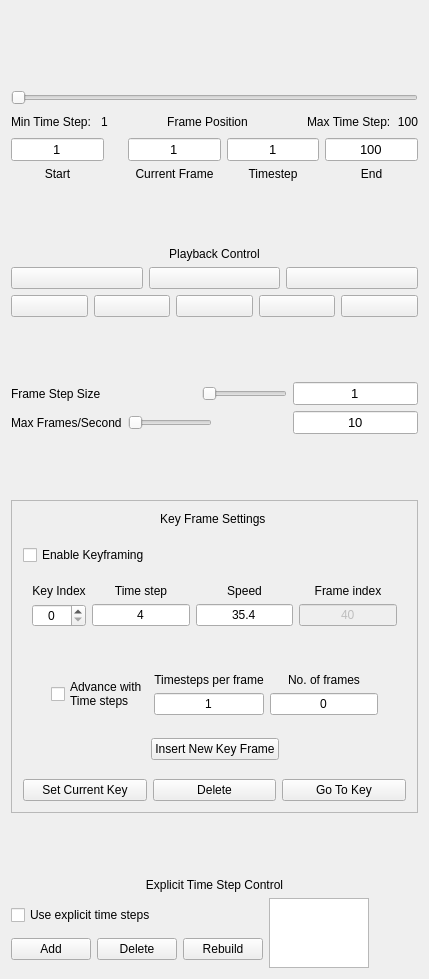
Above: apps/vaporgui/animationTab.ui from StasJ/vapor-formatted before the change. Below: the same form after it.
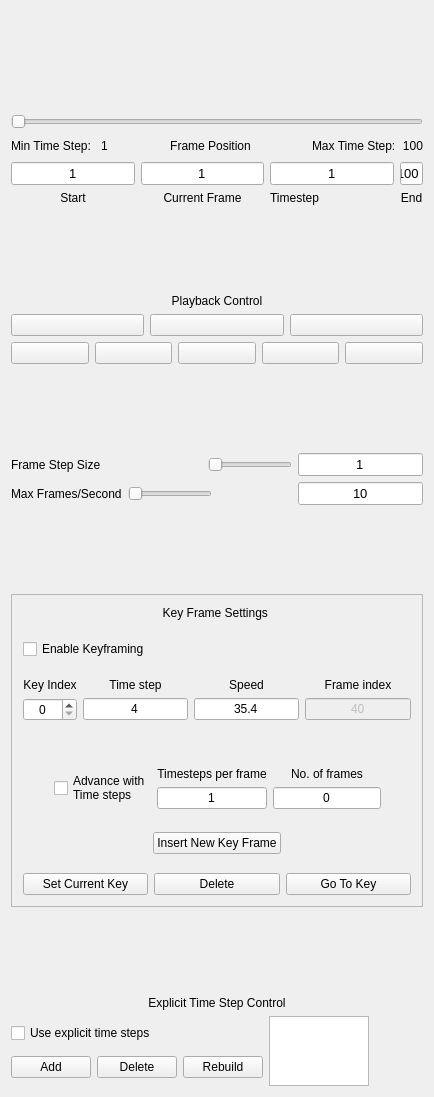
That is the form after the change. Icons and pictures are not drawn.

Diff of the .ui file:
```diff
--- a/apps/vaporgui/animationTab.ui
+++ b/apps/vaporgui/animationTab.ui
@@ -6,12 +6,12 @@
    <rect>
     <x>0</x>
     <y>0</y>
-    <width>429</width>
-    <height>979</height>
+    <width>434</width>
+    <height>1097</height>
    </rect>
   </property>
   <property name="sizePolicy">
-   <sizepolicy hsizetype="MinimumExpanding" vsizetype="MinimumExpanding">
+   <sizepolicy hsizetype="Minimum" vsizetype="Fixed">
     <horstretch>0</horstretch>
     <verstretch>0</verstretch>
    </sizepolicy>
@@ -24,7 +24,7 @@
   </property>
   <property name="maximumSize">
    <size>
-    <width>550</width>
+    <width>16777215</width>
     <height>32767</height>
    </size>
   </property>
@@ -79,6 +79,12 @@
      </item>
      <item>
       <widget class="QSlider" name="animationSlider">
+       <property name="sizePolicy">
+        <sizepolicy hsizetype="Minimum" vsizetype="Fixed">
+         <horstretch>0</horstretch>
+         <verstretch>0</verstretch>
+        </sizepolicy>
+       </property>
        <property name="toolTip">
         <string>Slider indicates current animation timestep between start and end</string>
        </property>
@@ -97,6 +103,12 @@
       <layout class="QHBoxLayout">
        <item>
         <widget class="QLabel" name="minframeLabel">
+         <property name="sizePolicy">
+          <sizepolicy hsizetype="Minimum" vsizetype="Preferred">
+           <horstretch>0</horstretch>
+           <verstretch>0</verstretch>
+          </sizepolicy>
+         </property>
          <property name="toolTip">
           <string>&lt;!DOCTYPE HTML PUBLIC &quot;-//W3C//DTD HTML 4.0//EN&quot; &quot;http://www.w3.org/TR/REC-html40/strict.dtd&quot;&gt;
 &lt;html&gt;&lt;head&gt;&lt;meta name=&quot;qrichtext&quot; content=&quot;1&quot; /&gt;&lt;style type=&quot;text/css&quot;&gt;
@@ -115,6 +127,12 @@
        </item>
        <item>
         <widget class="QLabel" name="minFrameLabel">
+         <property name="sizePolicy">
+          <sizepolicy hsizetype="Minimum" vsizetype="Preferred">
+           <horstretch>0</horstretch>
+           <verstretch>0</verstretch>
+          </sizepolicy>
+         </property>
          <property name="toolTip">
           <string>&lt;!DOCTYPE HTML PUBLIC &quot;-//W3C//DTD HTML 4.0//EN&quot; &quot;http://www.w3.org/TR/REC-html40/strict.dtd&quot;&gt;
 &lt;html&gt;&lt;head&gt;&lt;meta name=&quot;qrichtext&quot; content=&quot;1&quot; /&gt;&lt;style type=&quot;text/css&quot;&gt;
@@ -152,6 +170,12 @@
        </item>
        <item>
         <widget class="QLabel" name="playbac">
+         <property name="sizePolicy">
+          <sizepolicy hsizetype="Minimum" vsizetype="Preferred">
+           <horstretch>0</horstretch>
+           <verstretch>0</verstretch>
+          </sizepolicy>
+         </property>
          <property name="text">
           <string>Frame Position</string>
          </property>
@@ -181,6 +205,12 @@
        </item>
        <item>
         <widget class="QLabel" name="maxframeLabel">
+         <property name="sizePolicy">
+          <sizepolicy hsizetype="Minimum" vsizetype="Preferred">
+           <horstretch>0</horstretch>
+           <verstretch>0</verstretch>
+          </sizepolicy>
+         </property>
          <property name="toolTip">
           <string>&lt;!DOCTYPE HTML PUBLIC &quot;-//W3C//DTD HTML 4.0//EN&quot; &quot;http://www.w3.org/TR/REC-html40/strict.dtd&quot;&gt;
 &lt;html&gt;&lt;head&gt;&lt;meta name=&quot;qrichtext&quot; content=&quot;1&quot; /&gt;&lt;style type=&quot;text/css&quot;&gt;
@@ -199,6 +229,12 @@
        </item>
        <item>
         <widget class="QLabel" name="maxFrameLabel">
+         <property name="sizePolicy">
+          <sizepolicy hsizetype="Maximum" vsizetype="Preferred">
+           <horstretch>0</horstretch>
+           <verstretch>0</verstretch>
+          </sizepolicy>
+         </property>
          <property name="toolTip">
           <string>&lt;!DOCTYPE HTML PUBLIC &quot;-//W3C//DTD HTML 4.0//EN&quot; &quot;http://www.w3.org/TR/REC-html40/strict.dtd&quot;&gt;
 &lt;html&gt;&lt;head&gt;&lt;meta name=&quot;qrichtext&quot; content=&quot;1&quot; /&gt;&lt;style type=&quot;text/css&quot;&gt;
@@ -226,6 +262,12 @@
         <layout class="QVBoxLayout">
          <item>
           <widget class="QLineEdit" name="startFrameEdit">
+           <property name="sizePolicy">
+            <sizepolicy hsizetype="Minimum" vsizetype="Fixed">
+             <horstretch>0</horstretch>
+             <verstretch>0</verstretch>
+            </sizepolicy>
+           </property>
            <property name="font">
             <font>
              <pointsize>10</pointsize>
@@ -247,6 +289,12 @@
          </item>
          <item>
           <widget class="QLabel" name="textLabel2">
+           <property name="sizePolicy">
+            <sizepolicy hsizetype="Minimum" vsizetype="Preferred">
+             <horstretch>0</horstretch>
+             <verstretch>0</verstretch>
+            </sizepolicy>
+           </property>
            <property name="toolTip">
             <string>First time step of animation</string>
            </property>
@@ -286,6 +334,12 @@
         <layout class="QVBoxLayout">
          <item>
           <widget class="QLineEdit" name="currentFrameEdit">
+           <property name="sizePolicy">
+            <sizepolicy hsizetype="Minimum" vsizetype="Fixed">
+             <horstretch>0</horstretch>
+             <verstretch>0</verstretch>
+            </sizepolicy>
+           </property>
            <property name="font">
             <font>
              <pointsize>10</pointsize>
@@ -307,6 +361,12 @@
          </item>
          <item>
           <widget class="QLabel" name="textLabel3">
+           <property name="sizePolicy">
+            <sizepolicy hsizetype="Minimum" vsizetype="Preferred">
+             <horstretch>0</horstretch>
+             <verstretch>0</verstretch>
+            </sizepolicy>
+           </property>
            <property name="toolTip">
             <string>Currently displayed time step</string>
            </property>
@@ -330,6 +390,12 @@
         <layout class="QVBoxLayout" name="_2">
          <item>
           <widget class="QLineEdit" name="currentTimestepEdit">
+           <property name="sizePolicy">
+            <sizepolicy hsizetype="Minimum" vsizetype="Fixed">
+             <horstretch>0</horstretch>
+             <verstretch>0</verstretch>
+            </sizepolicy>
+           </property>
            <property name="font">
             <font>
              <pointsize>10</pointsize>
@@ -357,6 +423,12 @@
          </item>
          <item>
           <widget class="QLabel" name="textLabel3_3">
+           <property name="sizePolicy">
+            <sizepolicy hsizetype="Fixed" vsizetype="Preferred">
+             <horstretch>0</horstretch>
+             <verstretch>0</verstretch>
+            </sizepolicy>
+           </property>
            <property name="toolTip">
             <string>Currently displayed time step</string>
            </property>
@@ -396,6 +468,12 @@
         <layout class="QVBoxLayout">
          <item>
           <widget class="QLineEdit" name="endFrameEdit">
+           <property name="sizePolicy">
+            <sizepolicy hsizetype="Maximum" vsizetype="Fixed">
+             <horstretch>0</horstretch>
+             <verstretch>0</verstretch>
+            </sizepolicy>
+           </property>
            <property name="font">
             <font>
              <pointsize>10</pointsize>
@@ -417,6 +495,12 @@
          </item>
          <item>
           <widget class="QLabel" name="textLabel4">
+           <property name="sizePolicy">
+            <sizepolicy hsizetype="Minimum" vsizetype="Preferred">
+             <horstretch>0</horstretch>
+             <verstretch>0</verstretch>
+            </sizepolicy>
+           </property>
            <property name="toolTip">
             <string>Ending time step of animation</string>
            </property>
@@ -456,6 +540,12 @@
      </item>
      <item>
       <widget class="QLabel" name="textLabel9">
+       <property name="sizePolicy">
+        <sizepolicy hsizetype="Minimum" vsizetype="Preferred">
+         <horstretch>0</horstretch>
+         <verstretch>0</verstretch>
+        </sizepolicy>
+       </property>
        <property name="text">
         <string>Playback Control</string>
        </property>
@@ -663,6 +753,12 @@
       <layout class="QHBoxLayout" name="horizontalLayout_9">
        <item>
         <widget class="QLabel" name="textLabel3_2">
+         <property name="sizePolicy">
+          <sizepolicy hsizetype="Minimum" vsizetype="Preferred">
+           <horstretch>0</horstretch>
+           <verstretch>0</verstretch>
+          </sizepolicy>
+         </property>
          <property name="minimumSize">
           <size>
            <width>100</width>
@@ -695,6 +791,12 @@
        </item>
        <item>
         <widget class="QSlider" name="frameStepSlider">
+         <property name="sizePolicy">
+          <sizepolicy hsizetype="Fixed" vsizetype="Fixed">
+           <horstretch>0</horstretch>
+           <verstretch>0</verstretch>
+          </sizepolicy>
+         </property>
          <property name="toolTip">
           <string>Step size between successive frames</string>
          </property>
@@ -724,7 +826,7 @@
          <item>
           <widget class="QLineEdit" name="frameStepEdit">
            <property name="sizePolicy">
-            <sizepolicy hsizetype="Preferred" vsizetype="Fixed">
+            <sizepolicy hsizetype="Minimum" vsizetype="Fixed">
              <horstretch>0</horstretch>
              <verstretch>0</verstretch>
             </sizepolicy>
@@ -760,6 +862,12 @@
       <layout class="QHBoxLayout">
        <item>
         <widget class="QLabel" name="textLabel5">
+         <property name="sizePolicy">
+          <sizepolicy hsizetype="Minimum" vsizetype="Preferred">
+           <horstretch>0</horstretch>
+           <verstretch>0</verstretch>
+          </sizepolicy>
+         </property>
          <property name="minimumSize">
           <size>
            <width>100</width>
@@ -779,6 +887,12 @@
        </item>
        <item>
         <widget class="QSlider" name="maxFrameRateSlider">
+         <property name="sizePolicy">
+          <sizepolicy hsizetype="Minimum" vsizetype="Fixed">
+           <horstretch>0</horstretch>
+           <verstretch>0</verstretch>
+          </sizepolicy>
+         </property>
          <property name="toolTip">
           <string>Step size between successive frames</string>
          </property>
@@ -816,7 +930,7 @@
        <item>
         <widget class="QLineEdit" name="maxFrameRateEdit">
          <property name="sizePolicy">
-          <sizepolicy hsizetype="Preferred" vsizetype="Fixed">
+          <sizepolicy hsizetype="Minimum" vsizetype="Fixed">
            <horstretch>0</horstretch>
            <verstretch>0</verstretch>
           </sizepolicy>
@@ -857,6 +971,12 @@
      </item>
      <item>
       <widget class="QFrame" name="frame">
+       <property name="sizePolicy">
+        <sizepolicy hsizetype="Fixed" vsizetype="Preferred">
+         <horstretch>0</horstretch>
+         <verstretch>0</verstretch>
+        </sizepolicy>
+       </property>
        <property name="toolTip">
         <string>&lt;!DOCTYPE HTML PUBLIC &quot;-//W3C//DTD HTML 4.0//EN&quot; &quot;http://www.w3.org/TR/REC-html40/strict.dtd&quot;&gt;
 &lt;html&gt;&lt;head&gt;&lt;meta name=&quot;qrichtext&quot; content=&quot;1&quot; /&gt;&lt;style type=&quot;text/css&quot;&gt;
@@ -885,6 +1005,12 @@
          <layout class="QVBoxLayout" name="verticalLayout_2">
           <item>
            <widget class="QLabel" name="label">
+            <property name="sizePolicy">
+             <sizepolicy hsizetype="Minimum" vsizetype="Preferred">
+              <horstretch>0</horstretch>
+              <verstretch>0</verstretch>
+             </sizepolicy>
+            </property>
             <property name="text">
              <string>Key Frame Settings </string>
             </property>
@@ -979,6 +1105,12 @@
              <layout class="QGridLayout" name="gridLayout">
               <item row="0" column="0">
                <widget class="QLabel" name="label_2">
+                <property name="sizePolicy">
+                 <sizepolicy hsizetype="Minimum" vsizetype="Preferred">
+                  <horstretch>0</horstretch>
+                  <verstretch>0</verstretch>
+                 </sizepolicy>
+                </property>
                 <property name="toolTip">
                  <string>&lt;!DOCTYPE HTML PUBLIC &quot;-//W3C//DTD HTML 4.0//EN&quot; &quot;http://www.w3.org/TR/REC-html40/strict.dtd&quot;&gt;
 &lt;html&gt;&lt;head&gt;&lt;meta name=&quot;qrichtext&quot; content=&quot;1&quot; /&gt;&lt;style type=&quot;text/css&quot;&gt;
@@ -1003,6 +1135,12 @@
               </item>
               <item row="0" column="1">
                <widget class="QLabel" name="label_3">
+                <property name="sizePolicy">
+                 <sizepolicy hsizetype="Minimum" vsizetype="Preferred">
+                  <horstretch>0</horstretch>
+                  <verstretch>0</verstretch>
+                 </sizepolicy>
+                </property>
                 <property name="toolTip">
                  <string>&lt;!DOCTYPE HTML PUBLIC &quot;-//W3C//DTD HTML 4.0//EN&quot; &quot;http://www.w3.org/TR/REC-html40/strict.dtd&quot;&gt;
 &lt;html&gt;&lt;head&gt;&lt;meta name=&quot;qrichtext&quot; content=&quot;1&quot; /&gt;&lt;style type=&quot;text/css&quot;&gt;
@@ -1027,6 +1165,12 @@
               </item>
               <item row="0" column="2">
                <widget class="QLabel" name="label_5">
+                <property name="sizePolicy">
+                 <sizepolicy hsizetype="Minimum" vsizetype="Preferred">
+                  <horstretch>0</horstretch>
+                  <verstretch>0</verstretch>
+                 </sizepolicy>
+                </property>
                 <property name="toolTip">
                  <string>&lt;!DOCTYPE HTML PUBLIC &quot;-//W3C//DTD HTML 4.0//EN&quot; &quot;http://www.w3.org/TR/REC-html40/strict.dtd&quot;&gt;
 &lt;html&gt;&lt;head&gt;&lt;meta name=&quot;qrichtext&quot; content=&quot;1&quot; /&gt;&lt;style type=&quot;text/css&quot;&gt;
@@ -1051,6 +1195,12 @@
               </item>
               <item row="0" column="3">
                <widget class="QLabel" name="label_4">
+                <property name="sizePolicy">
+                 <sizepolicy hsizetype="Minimum" vsizetype="Preferred">
+                  <horstretch>0</horstretch>
+                  <verstretch>0</verstretch>
+                 </sizepolicy>
+                </property>
                 <property name="toolTip">
                  <string>&lt;!DOCTYPE HTML PUBLIC &quot;-//W3C//DTD HTML 4.0//EN&quot; &quot;http://www.w3.org/TR/REC-html40/strict.dtd&quot;&gt;
 &lt;html&gt;&lt;head&gt;&lt;meta name=&quot;qrichtext&quot; content=&quot;1&quot; /&gt;&lt;style type=&quot;text/css&quot;&gt;
@@ -1102,6 +1252,12 @@
               </item>
               <item row="1" column="1">
                <widget class="QLineEdit" name="keyTimestepEdit">
+                <property name="sizePolicy">
+                 <sizepolicy hsizetype="Fixed" vsizetype="Fixed">
+                  <horstretch>0</horstretch>
+                  <verstretch>0</verstretch>
+                 </sizepolicy>
+                </property>
                 <property name="toolTip">
                  <string>&lt;!DOCTYPE HTML PUBLIC &quot;-//W3C//DTD HTML 4.0//EN&quot; &quot;http://www.w3.org/TR/REC-html40/strict.dtd&quot;&gt;
 &lt;html&gt;&lt;head&gt;&lt;meta name=&quot;qrichtext&quot; content=&quot;1&quot; /&gt;&lt;style type=&quot;text/css&quot;&gt;
@@ -1126,6 +1282,12 @@
               </item>
               <item row="1" column="2">
                <widget class="QLineEdit" name="speedEdit">
+                <property name="sizePolicy">
+                 <sizepolicy hsizetype="Minimum" vsizetype="Fixed">
+                  <horstretch>0</horstretch>
+                  <verstretch>0</verstretch>
+                 </sizepolicy>
+                </property>
                 <property name="toolTip">
                  <string>&lt;!DOCTYPE HTML PUBLIC &quot;-//W3C//DTD HTML 4.0//EN&quot; &quot;http://www.w3.org/TR/REC-html40/strict.dtd&quot;&gt;
 &lt;html&gt;&lt;head&gt;&lt;meta name=&quot;qrichtext&quot; content=&quot;1&quot; /&gt;&lt;style type=&quot;text/css&quot;&gt;
@@ -1153,6 +1315,12 @@
                 <property name="enabled">
                  <bool>false</bool>
                 </property>
+                <property name="sizePolicy">
+                 <sizepolicy hsizetype="Minimum" vsizetype="Fixed">
+                  <horstretch>0</horstretch>
+                  <verstretch>0</verstretch>
+                 </sizepolicy>
+                </property>
                 <property name="toolTip">
                  <string>&lt;!DOCTYPE HTML PUBLIC &quot;-//W3C//DTD HTML 4.0//EN&quot; &quot;http://www.w3.org/TR/REC-html40/strict.dtd&quot;&gt;
 &lt;html&gt;&lt;head&gt;&lt;meta name=&quot;qrichtext&quot; content=&quot;1&quot; /&gt;&lt;style type=&quot;text/css&quot;&gt;
@@ -1238,6 +1406,12 @@
              <layout class="QVBoxLayout" name="verticalLayout_3">
               <item>
                <widget class="QLabel" name="label_6">
+                <property name="sizePolicy">
+                 <sizepolicy hsizetype="Minimum" vsizetype="Preferred">
+                  <horstretch>0</horstretch>
+                  <verstretch>0</verstretch>
+                 </sizepolicy>
+                </property>
                 <property name="text">
                  <string>Timesteps per frame</string>
                 </property>
@@ -1248,6 +1422,12 @@
               </item>
               <item>
                <widget class="QLineEdit" name="timestepRateEdit">
+                <property name="sizePolicy">
+                 <sizepolicy hsizetype="Minimum" vsizetype="Fixed">
+                  <horstretch>0</horstretch>
+                  <verstretch>0</verstretch>
+                 </sizepolicy>
+                </property>
                 <property name="toolTip">
                  <string>Specify time step change per frame when frame numbers are advancing with time step, between the previous keyframe and the current keyframe.</string>
                 </property>
@@ -1265,6 +1445,12 @@
              <layout class="QVBoxLayout" name="verticalLayout">
               <item>
                <widget class="QLabel" name="label_7">
+                <property name="sizePolicy">
+                 <sizepolicy hsizetype="Minimum" vsizetype="Preferred">
+                  <horstretch>0</horstretch>
+                  <verstretch>0</verstretch>
+                 </sizepolicy>
+                </property>
                 <property name="toolTip">
                  <string>&lt;!DOCTYPE HTML PUBLIC &quot;-//W3C//DTD HTML 4.0//EN&quot; &quot;http://www.w3.org/TR/REC-html40/strict.dtd&quot;&gt;
 &lt;html&gt;&lt;head&gt;&lt;meta name=&quot;qrichtext&quot; content=&quot;1&quot; /&gt;&lt;style type=&quot;text/css&quot;&gt;
@@ -1289,6 +1475,12 @@
               </item>
               <item>
                <widget class="QLineEdit" name="numFramesEdit">
+                <property name="sizePolicy">
+                 <sizepolicy hsizetype="Minimum" vsizetype="Fixed">
+                  <horstretch>0</horstretch>
+                  <verstretch>0</verstretch>
+                 </sizepolicy>
+                </property>
                 <property name="toolTip">
                  <string>&lt;!DOCTYPE HTML PUBLIC &quot;-//W3C//DTD HTML 4.0//EN&quot; &quot;http://www.w3.org/TR/REC-html40/strict.dtd&quot;&gt;
 &lt;html&gt;&lt;head&gt;&lt;meta name=&quot;qrichtext&quot; content=&quot;1&quot; /&gt;&lt;style type=&quot;text/css&quot;&gt;
@@ -1501,6 +1693,12 @@
      </item>
      <item>
       <widget class="QLabel" name="textLabel2_3">
+       <property name="sizePolicy">
+        <sizepolicy hsizetype="Minimum" vsizetype="Preferred">
+         <horstretch>0</horstretch>
+         <verstretch>0</verstretch>
+        </sizepolicy>
+       </property>
        <property name="text">
         <string>Explicit Time Step Control</string>
        </property>
@@ -1599,6 +1797,12 @@
        </item>
        <item>
         <widget class="QTableWidget" name="timestepSampleTable">
+         <property name="sizePolicy">
+          <sizepolicy hsizetype="Minimum" vsizetype="Expanding">
+           <horstretch>0</horstretch>
+           <verstretch>0</verstretch>
+          </sizepolicy>
+         </property>
          <property name="maximumSize">
           <size>
            <width>100</width>
```
